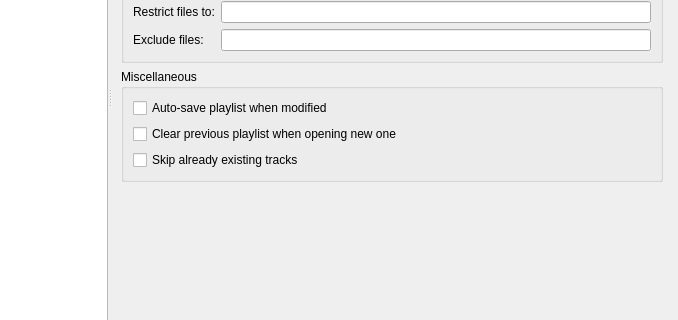
Before: the Qt Designer form qmmp/src/qmmpui/forms/configdialog.ui in prinsbert/qmmp-dev, drawn with Qt 5; both pictures show x 158 to 836 and y 221 to 541 of the 836 by 658 pixel window.
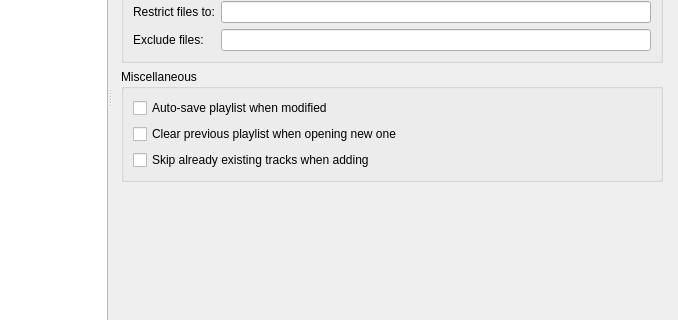
After: the same form once the commit is applied. Icons and pictures are not drawn.

Commit message: option name clarification

Patch:
```diff
--- a/qmmp/src/qmmpui/forms/configdialog.ui
+++ b/qmmp/src/qmmpui/forms/configdialog.ui
@@ -226,7 +226,7 @@
            <item>
             <widget class="QCheckBox" name="skipExistingTracksCheckBox">
              <property name="text">
-              <string>Skip already existing tracks</string>
+              <string>Skip already existing tracks when adding</string>
              </property>
             </widget>
            </item>
```
